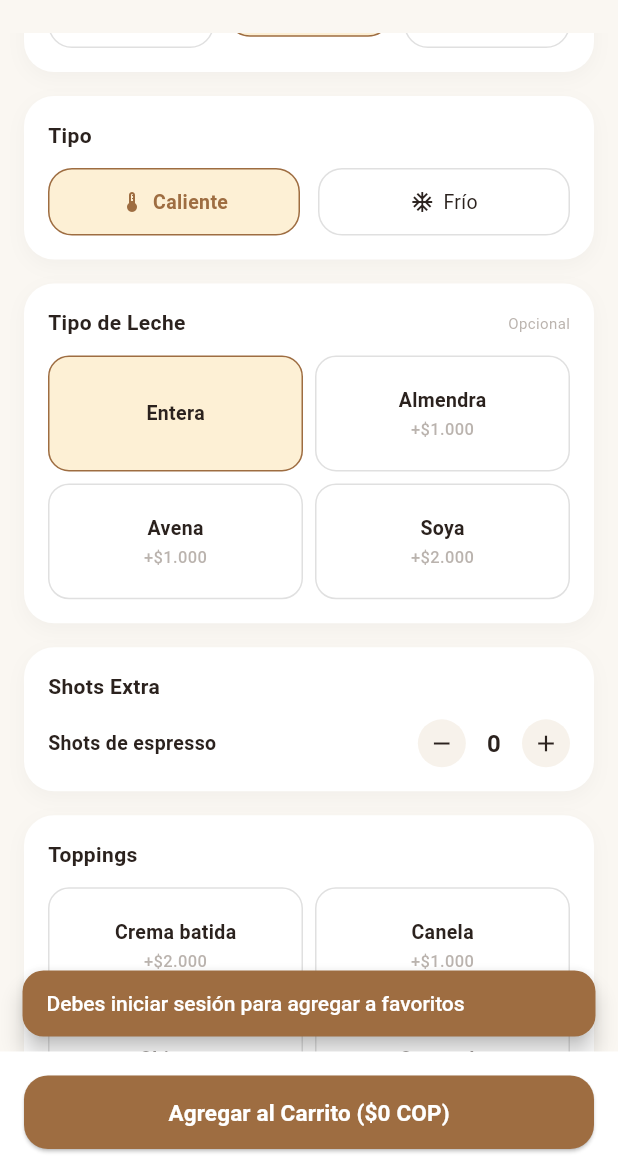
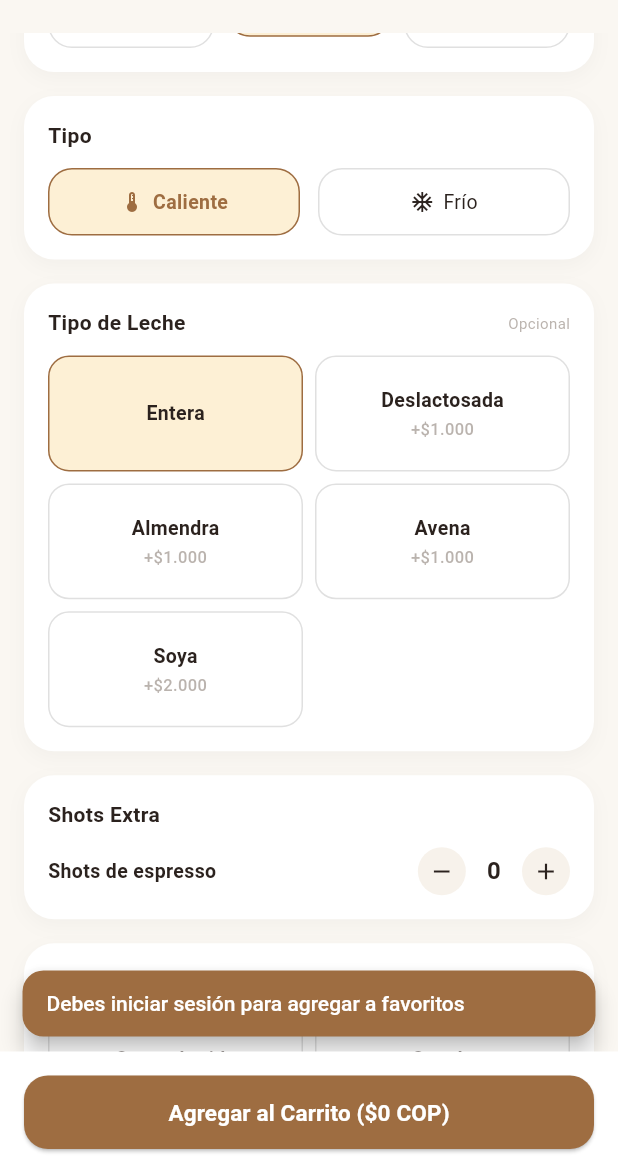
Before and after one commit to SomosCafeApp/SomosCafe-ProyectoColaborativo, a Flutter app: the ProductDetailPage screen opened directly with empty values, scrolled down 576 dp, after a tap on the "favorite outline" icon, on a phone screen of 412 x 824 dp, the part 63-1236 px from its top. Run offline on Flutter 3.47's test engine with Material 3 defaults, Android fonts, the light colour scheme and no system bars; our stand-ins replace firebase_core, firebase_messaging, flutter_local_notifications, geocoding, google_maps_flutter, google_sign_in and 2 more; missing offline and left inert: gal; accounts and stored records are empty; network calls fail.

Commit message:
Se estableció la fase 2 de desarrollo DrinkStudio: Corrección de precios y lógica de personalización

```diff
--- /dev/null
+++ b/frontend/lib/models/price_quote.dart
@@ -0,0 +1,51 @@
+/// Una línea del desglose de precio (por unidad), por ejemplo
+/// "Canela × 3" → $1.600 con detalle "2 extra × $300".
+class PriceLine {
+  final String label;
+  final String? detail;
+  final double amount;
+  const PriceLine(this.label, this.amount, {this.detail});
+}
+
+/// Precio de UNA unidad con todo el detalle. Replica exactamente el
+/// cálculo del backend (`utils/pricing.js`), así que lo que se ve en el
+/// detalle, el estudio y el carrito es lo que luego se cobra.
+///
+///   basePrice          precio del producto (tamaño Mediano)
+///   sizeAdjustment     Pequeño -3.000 · Mediano 0 · Grande +5.000
+///   lines              adicionales con precio (leche, shots, toppings…)
+///   originalUnitPrice  basePrice + sizeAdjustment + extras  (sin promo)
+///   discountPerUnit    promoción sobre el precio base, sin pasar nunca
+///                      del precio de la unidad
+///   unitPrice          originalUnitPrice - discountPerUnit
+class PriceQuote {
+  final double basePrice;
+  final String size;
+  final double sizeAdjustment;
+  final List<PriceLine> lines;
+  final double discountPerUnit;
+  final String? promotionName;
+
+  const PriceQuote({
+    required this.basePrice,
+    required this.size,
+    required this.sizeAdjustment,
+    required this.lines,
+    this.discountPerUnit = 0,
+    this.promotionName,
+  });
+
+  /// Suma de los adicionales (sin el ajuste de tamaño).
+  double get extrasTotal => lines.fold(0.0, (a, l) => a + l.amount);
+
+  /// Lo que suma la personalización completa: tamaño + adicionales.
+  double get customizationPrice => sizeAdjustment + extrasTotal;
+
+  double get originalUnitPrice => basePrice + customizationPrice;
+  double get unitPrice => originalUnitPrice - discountPerUnit;
+  bool get hasDiscount => discountPerUnit > 0;
+
+  double subtotal(int quantity) => originalUnitPrice * quantity;
+  double discount(int quantity) => discountPerUnit * quantity;
+  double total(int quantity) => unitPrice * quantity;
+}
--- a/frontend/lib/models/product_customization.dart
+++ b/frontend/lib/models/product_customization.dart
@@ -1,3 +1,5 @@
+import 'price_quote.dart';
+
 /// Personalización elegida en ProductDetailPage o en el estudio de
 /// bebidas: tamaño, tipo, leche, shots extra, toppings, jarabes,
 /// endulzantes y latte art. Viaja en todo el flujo
@@ -11,24 +13,33 @@ class ProductCustomization {
   static const String defaultType = 'Caliente';
   static const String defaultMilk = 'Entera';
 
+  // Tablas de precios. Los valores de aquí son solo el RESPALDO inicial
+  // (idénticos a backend/utils/customization.js): en cuanto la app
+  // descarga /customization/options, `DrinkOptions.register()` las
+  // reemplaza con las del servidor, para que nunca haya dos versiones.
+
   /// Ajuste por tamaño sobre el precio base (puede ser negativo):
   /// Pequeño = base - 3.000 · Mediano = base · Grande = base + 5.000.
-  static const Map<String, double> sizePrices = {
+  static Map<String, double> sizePrices = {
     'Pequeño': -3000,
     'Mediano': 0,
     'Grande': 5000,
   };
 
-  static const Map<String, double> milkPrices = {
+  /// El Pequeño nunca deja la bebida por debajo de este precio.
+  static double minPriceAfterSize = 1000;
+
+  static Map<String, double> milkPrices = {
     'Entera': 0,
+    'Deslactosada': 1000,
     'Almendra': 1000,
     'Avena': 1000,
     'Soya': 2000,
   };
 
-  static const double extraShotPrice = 3000;
+  static double extraShotPrice = 3000;
 
-  static const Map<String, double> toppingPrices = {
+  static Map<String, double> toppingPrices = {
     'Crema batida': 2000,
     'Canela': 1000,
     'Chispas': 2500,
@@ -40,12 +51,23 @@ class ProductCustomization {
 
   /// Cada porción extra del mismo topping suma esto (la primera se
   /// cobra al precio de [toppingPrices]). Igual que el backend.
-  static const double toppingExtraPortionPrice = 300;
-  static const int maxToppingQuantity = 5;
+  static double toppingExtraPortionPrice = 300;
+  static int maxToppingQuantity = 5;
 
   /// Precio de un topping según sus porciones (0 = no se cobra).
   static double toppingLinePrice(double unitPrice, int quantity) =>
       quantity <= 0 ? 0 : unitPrice + (quantity - 1) * toppingExtraPortionPrice;
+
+  /// Ajuste real del tamaño [size] para un producto de precio base
+  /// [basePrice] (precio de lista, no el promocional). Pequeño nunca
+  /// cuesta más que Mediano ni baja del piso [minPriceAfterSize]. Sin
+  /// [basePrice] devuelve el ajuste crudo de la tabla.
+  static double sizeAdjustment(String size, [double? basePrice]) {
+    final raw = sizePrices[size] ?? 0;
+    if (raw >= 0 || basePrice == null) return raw;
+    final room = basePrice - minPriceAfterSize;
+    return -(room <= 0 ? 0.0 : (-raw < room ? -raw : room));
+  }
 
   /// Jarabes y endulzantes: el catálogo real lo manda el backend y se
   /// registra aquí con `DrinkOptions.register()` al abrir el estudio.
@@ -100,26 +122,62 @@ class ProductCustomization {
       sweeteners.isEmpty &&
       latteArt.isEmpty;
 
-  /// Extra por unidad que suman las opciones (sin el precio base).
-  double get extraPrice {
-    double extra = 0;
-    extra += sizePrices[size] ?? 0;
-    extra += milkPrices[milk] ?? 0;
-    extra += extraShots * extraShotPrice;
-    for (final topping in toppings) {
-      extra += toppingLinePrice(toppingPrices[topping] ?? 0, quantityOf(topping));
-    }
-    for (final syrup in syrups) {
-      extra += syrupPrices[syrup] ?? 0;
-    }
-    for (final sweetener in sweeteners) {
-      extra += sweetenerPrices[sweetener] ?? 0;
-    }
-    return extra;
+  /// Extra por unidad que suman las opciones (sin el precio base). Con
+  /// [basePrice] (precio de lista) aplica las reglas de tamaño del
+  /// producto; sin él usa la tabla de tamaños tal cual.
+  double extraPriceFor([double? basePrice]) {
+    return sizeAdjustment(size, basePrice) + priceLines().fold(0.0, (a, l) => a + l.amount);
   }
 
-  double calculateTotalPrice(double basePrice, int quantity) =>
-      (basePrice + extraPrice) * quantity;
+  double get extraPrice => extraPriceFor();
+
+  /// Adicionales con precio (sin el tamaño), en el mismo orden y con las
+  /// mismas etiquetas que el desglose del servidor.
+  List<PriceLine> priceLines() {
+    final lines = <PriceLine>[];
+    final milkExtra = milkPrices[milk] ?? 0;
+    if (milkExtra != 0) lines.add(PriceLine('Leche $milk', milkExtra));
+    if (extraShots > 0) {
+      lines.add(PriceLine('Shots extra × $extraShots', extraShots * extraShotPrice, detail: '\$${extraShotPrice.round()} c/u'));
+    }
+    for (final t in (toppings.toList()..sort())) {
+      final q = quantityOf(t);
+      lines.add(PriceLine(
+        q > 1 ? '$t × $q' : t,
+        toppingLinePrice(toppingPrices[t] ?? 0, q),
+        detail: q > 1 ? '${q - 1} extra × \$${toppingExtraPortionPrice.round()}' : null,
+      ));
+    }
+    for (final y in (syrups.toList()..sort())) {
+      lines.add(PriceLine('Jarabe $y', syrupPrices[y] ?? 0));
+    }
+    for (final w in (sweeteners.toList()..sort())) {
+      final price = sweetenerPrices[w] ?? 0;
+      if (price != 0) lines.add(PriceLine(w, price));
+    }
+    return lines;
+  }
+
+  /// Precio de una unidad con su desglose. [basePrice] es el precio de
+  /// lista; [effectivePrice] el vigente con promoción (si hay).
+  PriceQuote quote({required double basePrice, double? effectivePrice, String? promotionName}) {
+    final adj = sizeAdjustment(size, basePrice);
+    final lines = priceLines();
+    final original = basePrice + adj + lines.fold(0.0, (a, l) => a + l.amount);
+    final promo = (effectivePrice != null && effectivePrice < basePrice) ? basePrice - effectivePrice : 0.0;
+    return PriceQuote(
+      basePrice: basePrice,
+      size: size,
+      sizeAdjustment: adj,
+      lines: lines,
+      // La promoción nunca deja la unidad por debajo de $0.
+      discountPerUnit: promo > original ? original : promo,
+      promotionName: promo > 0 ? promotionName : null,
+    );
+  }
+
+  /// Total de [quantity] unidades. [basePrice] es el de lista.
+  double calculateTotalPrice(double basePrice, int quantity) => (basePrice + extraPriceFor(basePrice)) * quantity;
 
   ProductCustomization copyWith({
     String? size,
--- a/frontend/lib/pages/order_confirmation_page.dart
+++ b/frontend/lib/pages/order_confirmation_page.dart
@@ -167,6 +167,8 @@ class _OrderConfirmationPageState extends State<OrderConfirmationPage> {
     if (order == null) {
       // El carrito NO se toca: el usuario puede corregir y reintentar.
       _snack(orderProvider.errorMessage ?? 'No se pudo crear el pedido');
+      // Si el precio cambió, se recarga el carrito para mostrar el real.
+      if (orderProvider.priceChanged) cart.fetchCart();
       if (coupon != null) _refreshCouponAfterError(coupon);
       return;
     }
--- a/frontend/lib/pages/product_detail_page.dart
+++ b/frontend/lib/pages/product_detail_page.dart
@@ -3,9 +3,12 @@ import 'package:provider/provider.dart';
 
 import '../core/constants/app_colors.dart';
 import '../core/utils/cart_guard.dart';
+import '../models/price_quote.dart';
 import '../models/product_customization.dart';
 import '../models/product_model.dart';
 import '../providers/auth_provider.dart';
+import '../services/pricing_sync.dart';
+import '../widgets/common/price_breakdown_card.dart';
 import '../widgets/drink_studio/drink_studio_entry.dart';
 import '../widgets/product_detail/product_bottom_bar.dart';
 import '../widgets/product_detail/product_customization_section.dart';
@@ -42,6 +45,16 @@ class _ProductDetailPageState extends State<ProductDetailPage> {
 
   final GlobalKey _imageKey = GlobalKey();
 
+  @override
+  void initState() {
+    super.initState();
+    // Precios reales del servidor (tamaños, leches, toppings...). Hasta
+    // que lleguen se usan los de respaldo, que son idénticos.
+    PricingSync.ensureLoaded().then((ok) {
+      if (ok && mounted) setState(() {});
+    });
+  }
+
   Widget _wrapHero(Widget child) => widget.heroTag == null
       ? child
       : Hero(tag: widget.heroTag!, child: child);
@@ -72,11 +85,13 @@ class _ProductDetailPageState extends State<ProductDetailPage> {
           toppings: Set<String>.from(_selectedToppings),
         );
 
-  // El descuento de la promoción aplica al precio base del producto;
-  // las personalizaciones se suman sin descuento. El backend recalcula.
-  double get _totalPrice => _customization.calculateTotalPrice(_product.effectivePrice, _quantity);
+  // Mismo cálculo que el servidor: el descuento de la promoción aplica
+  // al precio base; tamaño y adicionales se suman sin descuento.
+  PriceQuote get _quote => _customization.quote(basePrice: _product.price, effectivePrice: _product.effectivePrice, promotionName: _product.promotionName);
 
-  double get _originalPrice => _customization.calculateTotalPrice(_product.price, _quantity);
+  double get _totalPrice => _quote.total(_quantity);
+
+  double get _originalPrice => _quote.subtotal(_quantity);
 
   void _addToCart() {
     final isLoggedIn = context.read<AuthProvider>().isLoggedIn;
@@ -162,6 +177,7 @@ class _ProductDetailPageState extends State<ProductDetailPage> {
                         primary: primary,
                         borderColor: isDark ? Colors.white24 : Colors.black12,
                         counterBg: isDark ? AppColors.darkSurfaceSubtle : AppColors.lightSurfaceSubtle,
+                        basePrice: _product.price,
                         selectedSize: _selectedSize,
                         selectedType: _selectedType,
                         selectedMilk: _selectedMilk,
@@ -176,6 +192,11 @@ class _ProductDetailPageState extends State<ProductDetailPage> {
                         },
                         onToppingToggle: _toggleTopping,
                       ),
+                    // Desglose transparente del precio.
+                    if (_product.isCustomizable || _product.hasDiscount) ...[
+                      PriceBreakdownCard(quote: _quote, quantity: _quantity),
+                      const SizedBox(height: 16),
+                    ],
                     ReviewsSection(
                       productId: _product.id,
                       cardColor: cardColor,
--- /dev/null
+++ b/frontend/lib/services/pricing_sync.dart
@@ -0,0 +1,34 @@
+import '../models/drink_options.dart';
+import 'api_client.dart';
+
+/// Descarga UNA vez las tablas de precios del servidor
+/// (`GET /customization/options`) y las registra en
+/// `ProductCustomization`. Así el detalle, el carrito optimista y el
+/// estudio calculan con los mismos valores que cobra el backend. Si no
+/// hay conexión se siguen usando los valores de respaldo de la app.
+class PricingSync {
+  PricingSync._();
+
+  static bool _loaded = false;
+  static Future<bool>? _inFlight;
+
+  /// true cuando las tablas del servidor ya están registradas.
+  static bool get isLoaded => _loaded;
+
+  static Future<bool> ensureLoaded() {
+    if (_loaded) return Future.value(true);
+    return _inFlight ??= _load();
+  }
+
+  static Future<bool> _load() async {
+    try {
+      final data = await ApiClient.get('/customization/options');
+      DrinkOptions.fromJson(data['options'] as Map<String, dynamic>).register();
+      _loaded = true;
+    } catch (_) {
+      _loaded = false;
+    }
+    _inFlight = null;
+    return _loaded;
+  }
+}
--- /dev/null
+++ b/frontend/lib/widgets/common/price_breakdown_card.dart
@@ -0,0 +1,94 @@
+import 'package:flutter/material.dart';
+
+import '../../core/utils/money_format.dart';
+import '../../models/price_quote.dart';
+
+/// Desglose transparente del precio: base, ajuste por tamaño,
+/// adicionales, descuento y total. Se usa en el detalle del producto, en
+/// el estudio y en el carrito, con los mismos datos del servidor.
+class PriceBreakdownCard extends StatelessWidget {
+  const PriceBreakdownCard({
+    super.key,
+    required this.quote,
+    required this.quantity,
+    this.title = 'Resumen de precio',
+    this.extraRows = const [],
+    this.showTotal = true,
+    this.padding = const EdgeInsets.all(16),
+  });
+
+  final PriceQuote quote;
+  final int quantity;
+  final String title;
+
+  /// Filas adicionales sumadas al total (p. ej. acompañamientos).
+  final List<PriceLine> extraRows;
+  final bool showTotal;
+  final EdgeInsetsGeometry padding;
+
+  @override
+  Widget build(BuildContext context) {
+    final theme = Theme.of(context);
+    final isDark = theme.brightness == Brightness.dark;
+    final text = theme.colorScheme.onSurface;
+    final muted = text.withValues(alpha: 0.6);
+    final primary = theme.colorScheme.primary;
+
+    Widget row(String label, String value, {String? detail, bool bold = false, Color? color, double size = 13.5}) => Padding(
+          padding: const EdgeInsets.symmetric(vertical: 3),
+          child: Row(
+            crossAxisAlignment: CrossAxisAlignment.start,
+            children: [
+              Expanded(
+                child: Column(
+                  crossAxisAlignment: CrossAxisAlignment.start,
+                  children: [
+                    Text(label, style: TextStyle(fontSize: size, fontWeight: bold ? FontWeight.w900 : FontWeight.w600, color: color ?? text)),
+                    if (detail != null) Text(detail, style: TextStyle(fontSize: 11.5, color: muted)),
+                  ],
+                ),
+              ),
+              Text(value, style: TextStyle(fontSize: size, fontWeight: bold ? FontWeight.w900 : FontWeight.w800, color: color ?? text)),
+            ],
+          ),
+        );
+
+    final sizeLabel = switch (quote.size) { 'Pequeño' => 'Pequeño · 8 oz', 'Mediano' => 'Mediano · 12 oz', 'Grande' => 'Grande · 16 oz', final s => s };
+    final extrasTotal = extraRows.fold(0.0, (a, l) => a + l.amount);
+    final total = quote.total(quantity) + extrasTotal;
+
+    return Container(
+      padding: padding,
+      decoration: BoxDecoration(
+        color: isDark ? Colors.white.withValues(alpha: 0.05) : Colors.black.withValues(alpha: 0.03),
+        borderRadius: BorderRadius.circular(20),
+        border: Border.all(color: primary.withValues(alpha: 0.25)),
+      ),
+      child: Column(
+        crossAxisAlignment: CrossAxisAlignment.start,
+        children: [
+          Text(title.toUpperCase(), style: TextStyle(fontSize: 11, fontWeight: FontWeight.w900, letterSpacing: 1.1, color: muted)),
+          const SizedBox(height: 6),
+          row('Precio base', formatCop(quote.basePrice), detail: 'Tamaño mediano · 12 oz'),
+          if (quote.sizeAdjustment != 0)
+            row('Ajuste por tamaño', quote.sizeAdjustment < 0 ? formatCop(quote.sizeAdjustment) : '+${formatCop(quote.sizeAdjustment)}', detail: sizeLabel),
+          for (final l in quote.lines) row(l.label, formatExtra(l.amount), detail: l.detail),
+          if (quote.hasDiscount) ...[
+            const Divider(height: 14),
+            row('Descuento${quote.promotionName != null ? ' · ${quote.promotionName}' : ''}', '-${formatCop(quote.discountPerUnit)}', color: const Color(0xFF2E8B57)),
+          ],
+          if (quantity > 1 || quote.customizationPrice != 0 || quote.hasDiscount) ...[
+            const Divider(height: 14),
+            row('Precio por unidad', formatCop(quote.unitPrice)),
+          ],
+          if (quantity > 1) row('Cantidad', '× $quantity'),
+          for (final r in extraRows) row(r.label, formatExtra(r.amount), detail: r.detail),
+          if (showTotal) ...[
+            const Divider(height: 18),
+            row('Total', formatCop(total), bold: true, size: 17, color: primary),
+          ],
+        ],
+      ),
+    );
+  }
+}
--- a/frontend/lib/widgets/product_detail/product_customization_section.dart
+++ b/frontend/lib/widgets/product_detail/product_customization_section.dart
@@ -1,5 +1,7 @@
 import 'package:flutter/material.dart';
 
+import '../../core/utils/money_format.dart';
+import '../../models/product_customization.dart';
 import 'custom_chip_grid.dart';
 import 'custom_section_card.dart';
 import 'delivery_info_section.dart';
@@ -19,6 +21,9 @@ class ProductCustomizationSection extends StatelessWidget {
   final Color primary;
   final Color borderColor;
   final Color counterBg;
+
+  /// Precio de lista del producto: define el ajuste real de cada tamaño.
+  final double basePrice;
 
   final String selectedSize;
   final String selectedType;
@@ -42,6 +47,7 @@ class ProductCustomizationSection extends StatelessWidget {
     required this.primary,
     required this.borderColor,
     required this.counterBg,
+    required this.basePrice,
     required this.selectedSize,
     required this.selectedType,
     required this.selectedMilk,
@@ -55,19 +61,23 @@ class ProductCustomizationSection extends StatelessWidget {
     required this.onToppingToggle,
   });
 
-  static const _milkOptions = [
-    {'title': 'Entera'},
-    {'title': 'Almendra', 'price': '+\$1.000'},
-    {'title': 'Avena', 'price': '+\$1.000'},
-    {'title': 'Soya', 'price': '+\$2.000'},
-  ];
+  // Etiquetas y precios salen de las tablas reales (las del servidor
+  // cuando ya se descargaron): nada de textos con precio escritos a mano.
+  static List<Map<String, String>> get _milkOptions => [
+        for (final e in ProductCustomization.milkPrices.entries) {'title': e.key, if (e.value != 0) 'price': formatExtra(e.value)},
+      ];
 
-  static const _toppingOptions = [
-    {'title': 'Crema batida', 'price': '+\$2.000'},
-    {'title': 'Canela', 'price': '+\$1.000'},
-    {'title': 'Chispas', 'price': '+\$2.500'},
-    {'title': 'Caramelo', 'price': '+\$1.500'},
-  ];
+  static const _toppingNames = ['Crema batida', 'Canela', 'Chispas', 'Caramelo'];
+
+  static List<Map<String, String>> get _toppingOptions => [
+        for (final t in _toppingNames) {'title': t, 'price': formatExtra(ProductCustomization.toppingPrices[t] ?? 0)},
+      ];
+
+  /// Ajuste del tamaño para ESTE producto (con el piso del Pequeño).
+  String? _sizePrice(String size) {
+    final adj = ProductCustomization.sizeAdjustment(size, basePrice);
+    return adj == 0 ? null : formatExtra(adj);
+  }
 
   @override
   Widget build(BuildContext context) {
@@ -83,7 +93,7 @@ class ProductCustomizationSection extends StatelessWidget {
             children: [
               _sizeOption('Pequeño', '8oz', '-\$3.000'),
               const SizedBox(width: 8),
-              _sizeOption('Mediano', '12oz', null),
+              _sizeOption('Mediano', '12oz', _sizePrice('Mediano')),
               const SizedBox(width: 8),
               _sizeOption('Grande', '16oz', '+\$5.000'),
             ],
```
Also changed, not shown: frontend/lib/core/utils/cart_guard.dart (+18 -10 lines), frontend/lib/models/drink_options.dart (+25 -4 lines), frontend/lib/providers/cart_provider.dart (+49 -7 lines), frontend/lib/providers/drink_studio_provider.dart (+19 -39 lines), frontend/lib/providers/order_provider.dart (+12 -1 lines), frontend/lib/widgets/cart/cart_item_card.dart (+50 -0 lines), frontend/lib/widgets/drink_studio/summary_details.dart (+12 -39 lines), 5 other files.
